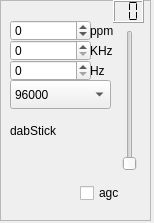
Above: swreceiver/plugins/input/dabstick/widget.ui from JvanKatwijk/sdr-j-sw before the change. Below: the same form after it.
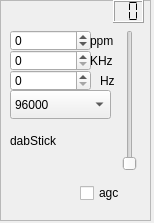
That is the form after the change.

Diff of the .ui file:
```diff
--- a/swreceiver/plugins/input/dabstick/widget.ui
+++ b/swreceiver/plugins/input/dabstick/widget.ui
@@ -32,7 +32,7 @@
     <property name="geometry">
      <rect>
       <x>10</x>
-      <y>120</y>
+      <y>130</y>
       <width>67</width>
       <height>21</height>
      </rect>
@@ -45,7 +45,7 @@
     <property name="geometry">
      <rect>
       <x>10</x>
-      <y>20</y>
+      <y>30</y>
       <width>81</width>
       <height>21</height>
      </rect>
@@ -61,7 +61,7 @@
     <property name="geometry">
      <rect>
       <x>10</x>
-      <y>40</y>
+      <y>50</y>
       <width>81</width>
       <height>21</height>
      </rect>
@@ -74,7 +74,7 @@
     <property name="geometry">
      <rect>
       <x>10</x>
-      <y>60</y>
+      <y>70</y>
       <width>81</width>
       <height>21</height>
      </rect>
@@ -86,8 +86,8 @@
    <widget class="QLabel" name="label_2">
     <property name="geometry">
      <rect>
-      <x>90</x>
-      <y>60</y>
+      <x>100</x>
+      <y>70</y>
       <width>31</width>
       <height>21</height>
      </rect>
@@ -100,7 +100,7 @@
     <property name="geometry">
      <rect>
       <x>90</x>
-      <y>40</y>
+      <y>50</y>
       <width>31</width>
       <height>21</height>
      </rect>
@@ -113,7 +113,7 @@
     <property name="geometry">
      <rect>
       <x>90</x>
-      <y>20</y>
+      <y>30</y>
       <width>31</width>
       <height>21</height>
      </rect>
@@ -139,7 +139,7 @@
     <property name="geometry">
      <rect>
       <x>10</x>
-      <y>80</y>
+      <y>90</y>
       <width>101</width>
       <height>29</height>
      </rect>
```
Left out of the diff: 18 changed lines with no effect on the pictures.
